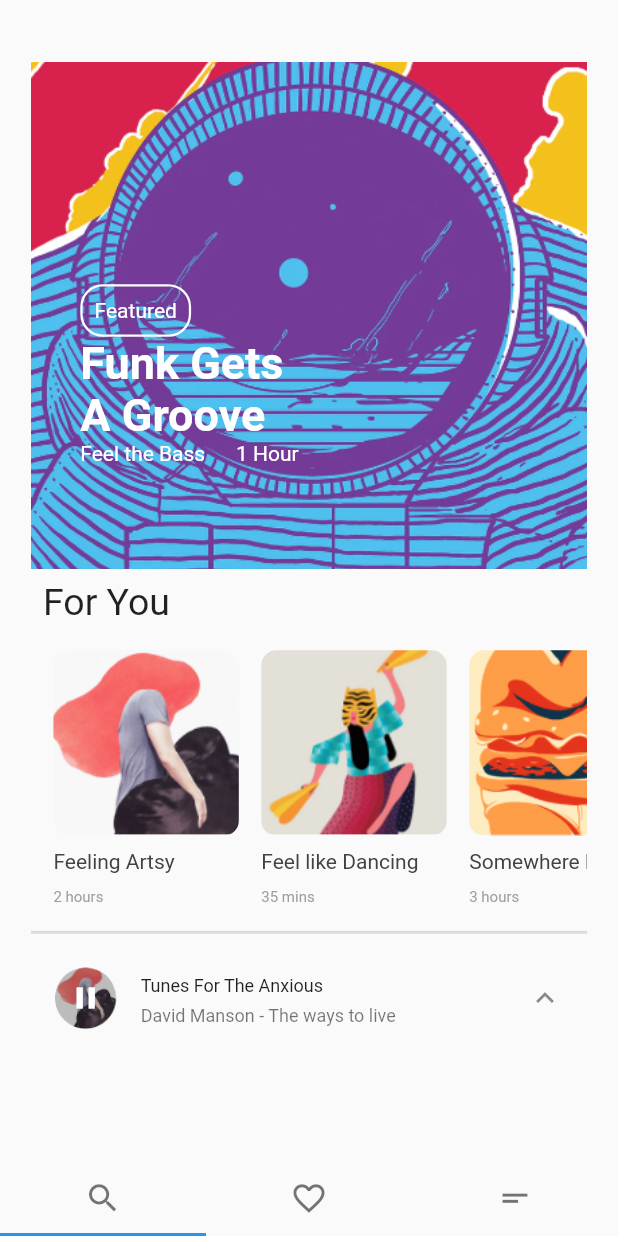
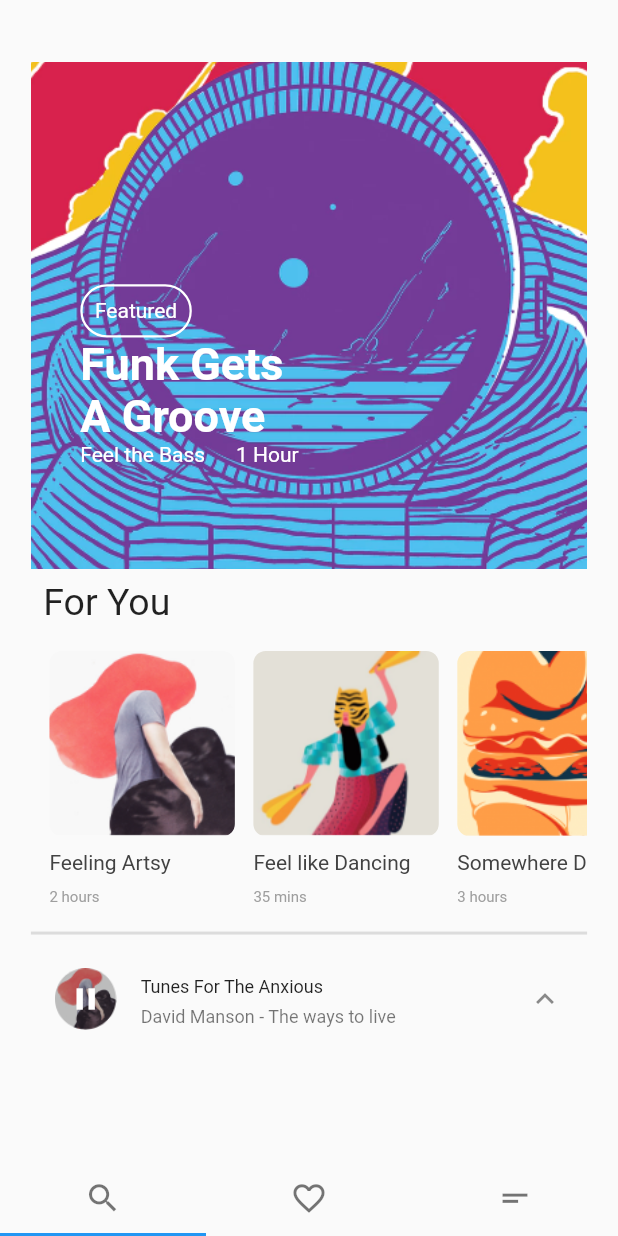
Before and after one commit to Devnot-Mentor-2020/Music-Player-Screen, a Flutter app: the screen it shows after launch, on a phone screen of 412 x 824 dp. Run offline on Flutter 3.47's test engine with Material 2 defaults, Android fonts, the phone set to English and light mode, and no system bars.

```diff
--- a/lib/core/components/listview_card.dart
+++ b/lib/core/components/listview_card.dart
@@ -1,4 +1,6 @@
 import 'package:flutter/material.dart';
+import 'package:music_screen/core/extensions/content_extensions.dart';
+
 class MyListViewCard extends StatelessWidget {
   final String mainText;
   final String subText;
@@ -14,10 +16,10 @@ class MyListViewCard extends StatelessWidget {
       mainAxisAlignment: MainAxisAlignment.spaceEvenly,
       children: <Widget>[
         Container(
-          height: MediaQuery.of(context).size.height*0.15,
-          width: MediaQuery.of(context).size.width*0.3,
+          height: context.height*0.15,
+          width: context.width*0.3,
           decoration: BoxDecoration(
-            borderRadius: BorderRadius.circular(10),
+            borderRadius: BorderRadius.circular(context.width * 0.02),
             image: DecorationImage(image: AssetImage(decorationImagePath),fit:BoxFit.cover),
           ),
         ),
--- /dev/null
+++ b/lib/core/extensions/content_extensions.dart
@@ -0,0 +1,6 @@
+import 'package:flutter/material.dart';
+
+extension ContextExtension on BuildContext {
+  double get width => MediaQuery.of(this).size.width;
+  double get height => MediaQuery.of(this).size.height;
+}
--- a/lib/view/main_view/music_page.dart
+++ b/lib/view/main_view/music_page.dart
@@ -1,9 +1,10 @@
-import 'package:flutter/cupertino.dart';
+import 'package:music_screen/core/extensions/content_extensions.dart';
 import 'package:flutter/material.dart';
 import 'package:music_screen/view/playlist_view/current_music_player.dart';
 import 'package:music_screen/view/playlist_view/listview.dart';
 import 'package:music_screen/view/stack_view/stack_bar.dart';
 import 'package:music_screen/view/tab/bottom_tab_bar.dart';
+
 class MusicPage extends StatefulWidget {
   @override
   _MusicPageState createState() => _MusicPageState();
@@ -30,10 +31,10 @@ class _MusicPageState extends State<MusicPage> with SingleTickerProviderStateMix
     return Column(
       crossAxisAlignment: CrossAxisAlignment.start,
       children: <Widget>[
-        SizedBox(height: MediaQuery.of(context).size.height*0.05,),
+        SizedBox(height: context.height*0.05,),
         StackBar(),
         Padding(
-          padding: const EdgeInsets.all(8.0),
+          padding: EdgeInsets.all(context.width*0.02),
           child: Text("For You",style: TextStyle(fontSize: 25),),
         ),
         MyListView(),
--- a/lib/view/playlist_view/current_music_player.dart
+++ b/lib/view/playlist_view/current_music_player.dart
@@ -1,4 +1,6 @@
 import 'package:flutter/material.dart';
+import 'package:music_screen/core/extensions/content_extensions.dart';
+
 class CurrentMusicPlayer extends StatelessWidget {
   final String songName;
   final String artistName;
@@ -15,10 +17,9 @@ class CurrentMusicPlayer extends StatelessWidget {
       title: Text(songName,style: TextStyle(fontSize: 12),),
       subtitle: Text(artistName,style: TextStyle(fontSize: 12)),
       leading: Container(
-        width: MediaQuery.of(context).size.width*0.1,
-        height: MediaQuery.of(context).size.width*0.1,
+        width: context.width*0.1,
+        height: context.width*0.1,
         decoration: BoxDecoration(
-          borderRadius: BorderRadius.circular(20),
           image: DecorationImage(image: AssetImage(imagePath),fit: BoxFit.cover),
         ),
         child: Center(
--- a/lib/view/playlist_view/listview.dart
+++ b/lib/view/playlist_view/listview.dart
@@ -1,11 +1,13 @@
 import 'package:flutter/material.dart';
 import 'package:music_screen/core/components/listview_card.dart';
+import 'package:music_screen/core/extensions/content_extensions.dart';
+
 class MyListView extends StatelessWidget {
   @override
   Widget build(BuildContext context) {
     return Container(
-      height: MediaQuery.of(context).size.height*0.23,
-      padding: const EdgeInsets.only(left: 15),
+      height: context.height*0.23,
+      padding: EdgeInsets.only(left: context.width * 0.03),
       child: ListView(
         scrollDirection: Axis.horizontal,
         children: <Widget>[
@@ -15,7 +17,7 @@ class MyListView extends StatelessWidget {
             decorationImagePath: "assets/images/scrollable1.png",
           ),
           Padding(
-            padding: const EdgeInsets.only(left:15.0),
+            padding: EdgeInsets.only(left: context.width * 0.03),
             child: MyListViewCard(
               mainText: "Feel like Dancing",
               subText: "35 mins",
@@ -23,7 +25,7 @@ class MyListView extends StatelessWidget {
             ),
           ),
           Padding(
-            padding: const EdgeInsets.only(left:15.0),
+            padding: EdgeInsets.only(left: context.width * 0.03),
             child: MyListViewCard(
               mainText: "Somewhere Dark",
               subText: "3 hours",
--- a/lib/view/stack_view/stack_bar.dart
+++ b/lib/view/stack_view/stack_bar.dart
@@ -1,19 +1,21 @@
 import 'package:flutter/material.dart';
+import 'package:music_screen/core/extensions/content_extensions.dart';
+
 class StackBar extends StatelessWidget {
   @override
   Widget build(BuildContext context) {
     return Stack(
       children: <Widget>[
         Container(
-          width: MediaQuery.of(context).size.width,
-          height: MediaQuery.of(context).size.height*0.41,
+          width: context.width,
+          height: context.height*0.41,
           decoration: BoxDecoration(
               image: DecorationImage(image: AssetImage("assets/images/background.png"),fit: BoxFit.cover)
           ),
         ),
         Positioned(
-            top: MediaQuery.of(context).size.height*0.18  ,
-            left: MediaQuery.of(context).size.width*0.08,
+            top: context.height*0.18  ,
+            left: context.width*0.08,
             child: columnInStack(context)
         )
       ],
@@ -25,11 +27,11 @@ class StackBar extends StatelessWidget {
       children: <Widget>[
         Container(
           decoration: BoxDecoration(
-              borderRadius:BorderRadius.circular(15),
+              borderRadius:BorderRadius.circular(context.width*0.1),
               border: Border.all(color: Colors.white,width: 1.5)
           ),
           child: Padding(
-            padding: const EdgeInsets.all(8.0 ),
+            padding:EdgeInsets.all(context.width * 0.02),
             child: Text("Featured",style: TextStyle(color: Colors.white,),),
           ),
         ),
@@ -38,7 +40,7 @@ class StackBar extends StatelessWidget {
         Row(
           children: <Widget>[
             Text("Feel the Bass",style: TextStyle(color: Colors.white),),
-            SizedBox(width: MediaQuery.of(context).size.width*0.05,),
+            SizedBox(width: context.width*0.05,),
             Text("1 Hour",style: TextStyle(color: Colors.white),)
           ],
         ),
```
Also changed, not shown: assets/images/homepage.png (added), 1 other file.
